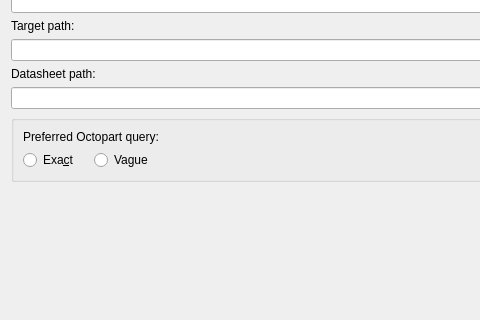
The window that project/src/optionsdialog.ui (pioupus/kicadLibCreator) describes before a commit, drawn with Qt 5; both pictures show x 0 to 480 and y 136 to 456 of the 1087 by 623 pixel window.
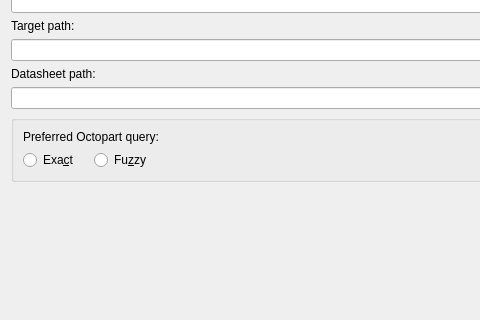
The same window after the commit.

Patch:
```diff
--- a/project/src/optionsdialog.ui
+++ b/project/src/optionsdialog.ui
@@ -105,7 +105,7 @@
       <item row="1" column="1">
        <widget class="QRadioButton" name="rbt_query_vague">
         <property name="text">
-         <string>Vague</string>
+         <string>Fu&amp;zzy</string>
         </property>
        </widget>
       </item>
```
Left out of the diff: 2 changed lines with no effect on the pictures.
